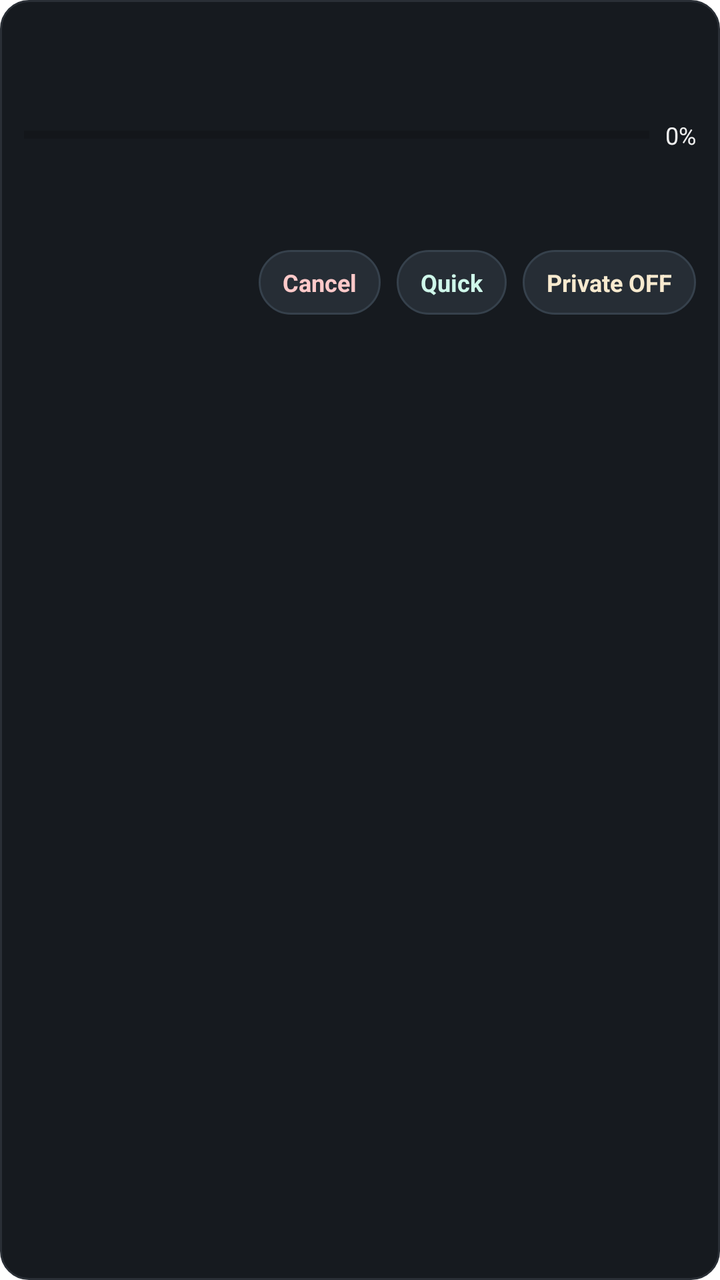
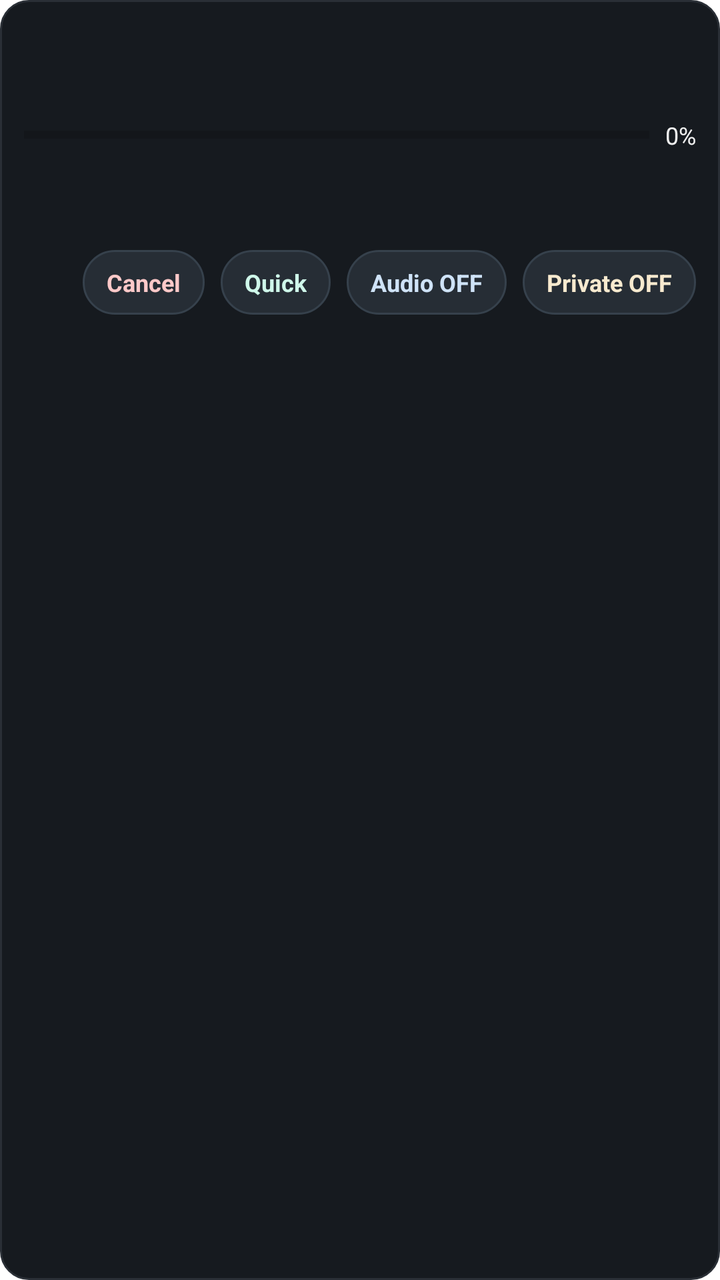

Two renders of the same Android screen: before a commit and after it. Below are the layout's source before the change and the commit's diff.
<!-- AndroidManifest.xml: fallback theme Theme.MaterialComponents.DayNight.NoActionBar -->
<!-- res/layout/local_downloader_notification_expanded.xml -->
<?xml version="1.0" encoding="utf-8"?>
<LinearLayout xmlns:android="http://schemas.android.com/apk/res/android"
  android:id="@+id/notification_root"
  android:layout_width="match_parent"
  android:layout_height="wrap_content"
  android:orientation="vertical"
  android:padding="12dp"
  android:background="@drawable/local_downloader_notification_card">

  <TextView
    android:id="@+id/notification_title"
    android:layout_width="match_parent"
    android:layout_height="wrap_content"
    android:textColor="#F7F7F7"
    android:textSize="14sp"
    android:textStyle="bold"
    android:maxLines="1"
    android:ellipsize="end" />

  <TextView
    android:id="@+id/notification_subtitle"
    android:layout_width="match_parent"
    android:layout_height="wrap_content"
    android:layout_marginTop="4dp"
    android:textColor="#D5D5D5"
    android:textSize="12sp"
    android:maxLines="2"
    android:ellipsize="end" />

  <LinearLayout
    android:layout_width="match_parent"
    android:layout_height="wrap_content"
    android:layout_marginTop="8dp"
    android:orientation="horizontal"
    android:gravity="center_vertical">

    <ProgressBar
      android:id="@+id/notification_progress"
      style="?android:attr/progressBarStyleHorizontal"
      android:layout_width="0dp"
      android:layout_height="8dp"
      android:layout_weight="1"
      android:max="100"
      android:progress="0"
      android:progressTint="#4FD1A5"
      android:indeterminateTint="#4FD1A5" />

    <TextView
      android:id="@+id/notification_progress_text"
      android:layout_width="wrap_content"
      android:layout_height="wrap_content"
      android:layout_marginStart="8dp"
      android:textColor="#EFEFEF"
      android:textSize="12sp"
      android:text="0%" />
  </LinearLayout>

  <TextView
    android:id="@+id/notification_queue"
    android:layout_width="match_parent"
    android:layout_height="wrap_content"
    android:layout_marginTop="6dp"
    android:textColor="#BDBDBD"
    android:textSize="11sp"
    android:maxLines="1"
    android:ellipsize="end" />

  <TextView
    android:id="@+id/notification_mode"
    android:layout_width="match_parent"
    android:layout_height="wrap_content"
    android:layout_marginTop="4dp"
    android:textColor="#BDBDBD"
    android:textSize="11sp"
    android:maxLines="1"
    android:ellipsize="end" />

  <LinearLayout
    android:layout_width="match_parent"
    android:layout_height="wrap_content"
    android:layout_marginTop="10dp"
    android:orientation="horizontal"
    android:gravity="end">

    <TextView
      android:id="@+id/notification_action_cancel"
      android:layout_width="wrap_content"
      android:layout_height="wrap_content"
      android:background="@drawable/local_downloader_notification_button"
      android:paddingHorizontal="12dp"
      android:paddingVertical="8dp"
      android:text="Cancel"
      android:textColor="#FFC9C9"
      android:textSize="12sp"
      android:textStyle="bold" />

    <TextView
      android:id="@+id/notification_action_quick"
      android:layout_width="wrap_content"
      android:layout_height="wrap_content"
      android:layout_marginStart="8dp"
      android:background="@drawable/local_downloader_notification_button"
      android:paddingHorizontal="12dp"
      android:paddingVertical="8dp"
      android:text="Quick"
      android:textColor="#CFF8EA"
      android:textSize="12sp"
      android:textStyle="bold" />

    <TextView
      android:id="@+id/notification_action_private"
      android:layout_width="wrap_content"
      android:layout_height="wrap_content"
      android:layout_marginStart="8dp"
      android:background="@drawable/local_downloader_notification_button"
      android:paddingHorizontal="12dp"
      android:paddingVertical="8dp"
      android:text="Private OFF"
      android:textColor="#F8EACF"
      android:textSize="12sp"
      android:textStyle="bold" />
  </LinearLayout>
</LinearLayout>
<!-- resources referenced by this layout -->
<resources>
  <!-- drawable local_downloader_notification_button (drawable) -->
  <?xml version="1.0" encoding="utf-8"?>
  <shape xmlns:android="http://schemas.android.com/apk/res/android" android:shape="rectangle">
    <solid android:color="#262D35" />
    <corners android:radius="999dp" />
    <stroke android:width="1dp" android:color="#36414C" />
  </shape>
  <!-- drawable local_downloader_notification_card (drawable) -->
  <?xml version="1.0" encoding="utf-8"?>
  <shape xmlns:android="http://schemas.android.com/apk/res/android" android:shape="rectangle">
    <solid android:color="#161A1F" />
    <corners android:radius="14dp" />
    <stroke android:width="1dp" android:color="#2A2F36" />
  </shape>
</resources>

<!-- the commit's change to res/layout/local_downloader_notification_expanded.xml (unified diff, before → after) -->
@@ -89,7 +89,7 @@
       android:background="@drawable/local_downloader_notification_button"
       android:paddingHorizontal="12dp"
       android:paddingVertical="8dp"
-      android:text="Cancel"
+      android:text="@string/ldl_action_cancel"
       android:textColor="#FFC9C9"
       android:textSize="12sp"
       android:textStyle="bold" />
@@ -102,8 +102,21 @@
       android:background="@drawable/local_downloader_notification_button"
       android:paddingHorizontal="12dp"
       android:paddingVertical="8dp"
-      android:text="Quick"
+      android:text="@string/ldl_action_quick"
       android:textColor="#CFF8EA"
+      android:textSize="12sp"
+      android:textStyle="bold" />
+
+    <TextView
+      android:id="@+id/notification_action_audio"
+      android:layout_width="wrap_content"
+      android:layout_height="wrap_content"
+      android:layout_marginStart="8dp"
+      android:background="@drawable/local_downloader_notification_button"
+      android:paddingHorizontal="12dp"
+      android:paddingVertical="8dp"
+      android:text="@string/ldl_audio_off"
+      android:textColor="#CFE3F8"
       android:textSize="12sp"
       android:textStyle="bold" />
 
@@ -115,7 +128,7 @@
       android:background="@drawable/local_downloader_notification_button"
       android:paddingHorizontal="12dp"
       android:paddingVertical="8dp"
-      android:text="Private OFF"
+      android:text="@string/ldl_private_off"
       android:textColor="#F8EACF"
       android:textSize="12sp"
       android:textStyle="bold" />
<!-- resource entries referenced after the edit -->
@@ -14,5 +14,9 @@
     <corners android:radius="14dp" />
     <stroke android:width="1dp" android:color="#2A2F36" />
   </shape>
+  <string name="ldl_action_cancel">Cancel</string>
+  <string name="ldl_action_quick">Quick</string>
+  <string name="ldl_audio_off">Audio OFF</string>
+  <string name="ldl_private_off">Private OFF</string>
 </resources>
 
